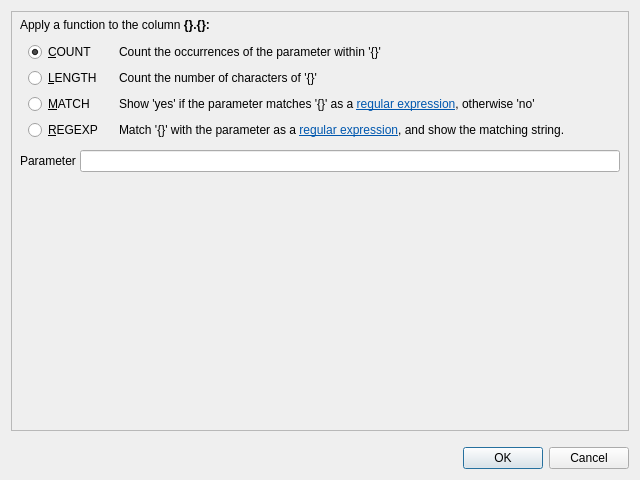
gkunter/coquery, file coquery/gui/functionApply.ui: the form before one commit.
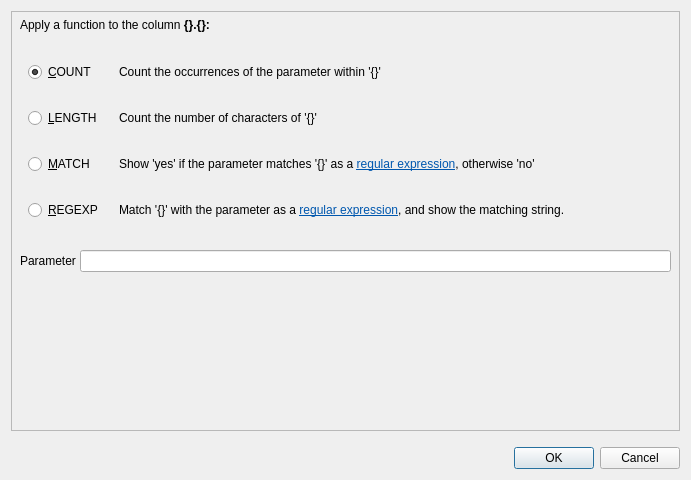
The form after the commit.

Commit message: Fix line wrap

```diff
--- a/coquery/gui/functionApply.ui
+++ b/coquery/gui/functionApply.ui
@@ -6,7 +6,7 @@
    <rect>
     <x>0</x>
     <y>0</y>
-    <width>640</width>
+    <width>691</width>
     <height>480</height>
    </rect>
   </property>
@@ -57,6 +57,9 @@
          </sizepolicy>
         </property>
         <layout class="QGridLayout" name="gridLayout">
+         <property name="sizeConstraint">
+          <enum>QLayout::SetMinimumSize</enum>
+         </property>
          <property name="leftMargin">
           <number>8</number>
          </property>
@@ -123,6 +126,12 @@
          </item>
          <item row="5" column="1">
           <widget class="QLabel" name="label_func4">
+           <property name="sizePolicy">
+            <sizepolicy hsizetype="Minimum" vsizetype="Minimum">
+             <horstretch>0</horstretch>
+             <verstretch>0</verstretch>
+            </sizepolicy>
+           </property>
            <property name="text">
             <string>&lt;html&gt;&lt;head/&gt;&lt;body&gt;&lt;p&gt;Match '{}' with the parameter as a &lt;a href=&quot;https://docs.python.org/2/howto/regex.html&quot;&gt;&lt;span style=&quot; text-decoration: underline; color:#0057ae;&quot;&gt;regular expression&lt;/span&gt;&lt;/a&gt;, and show the matching string.&lt;/p&gt;&lt;/body&gt;&lt;/html&gt;</string>
            </property>
@@ -150,11 +159,17 @@
          </item>
          <item row="4" column="1">
           <widget class="QLabel" name="label_func3">
+           <property name="sizePolicy">
+            <sizepolicy hsizetype="Minimum" vsizetype="Minimum">
+             <horstretch>0</horstretch>
+             <verstretch>0</verstretch>
+            </sizepolicy>
+           </property>
            <property name="text">
             <string>Show 'yes' if the parameter matches '{}' as a &lt;a href=&quot;https://docs.python.org/2/howto/regex.html&quot;&gt;&lt;span style=&quot; text-decoration: underline; color:#0057ae;&quot;&gt;regular expression&lt;/span&gt;&lt;/a&gt;, otherwise 'no'</string>
            </property>
            <property name="wordWrap">
-            <bool>false</bool>
+            <bool>true</bool>
            </property>
            <property name="textInteractionFlags">
             <set>Qt::TextBrowserInteraction</set>
```
The commit also changes 1 other file.
